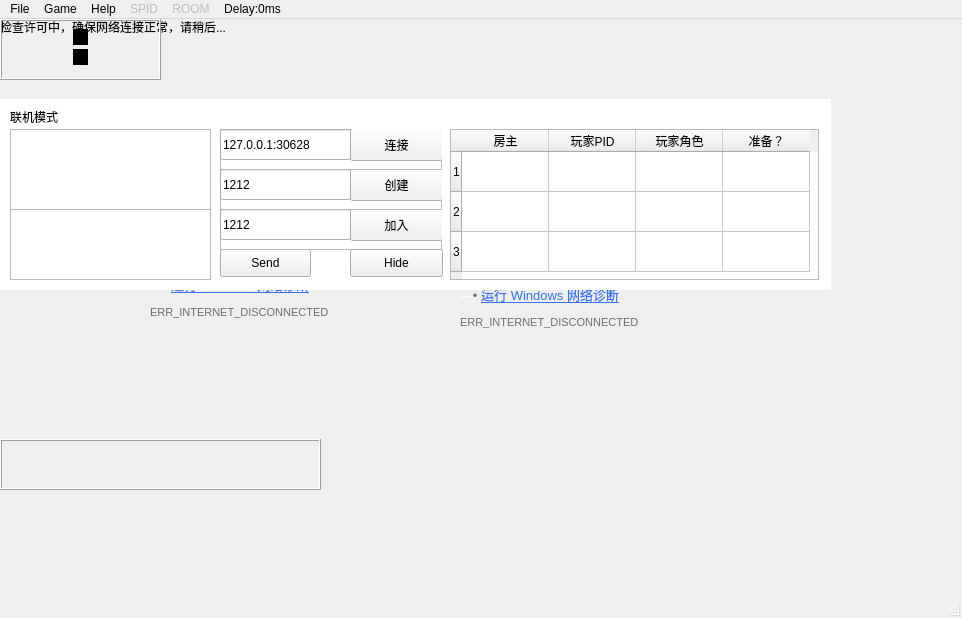
This is DinoOL/dinool.ui in Brownlzy/DinoOL as Qt 5 draws it before an edit. The edited form follows.
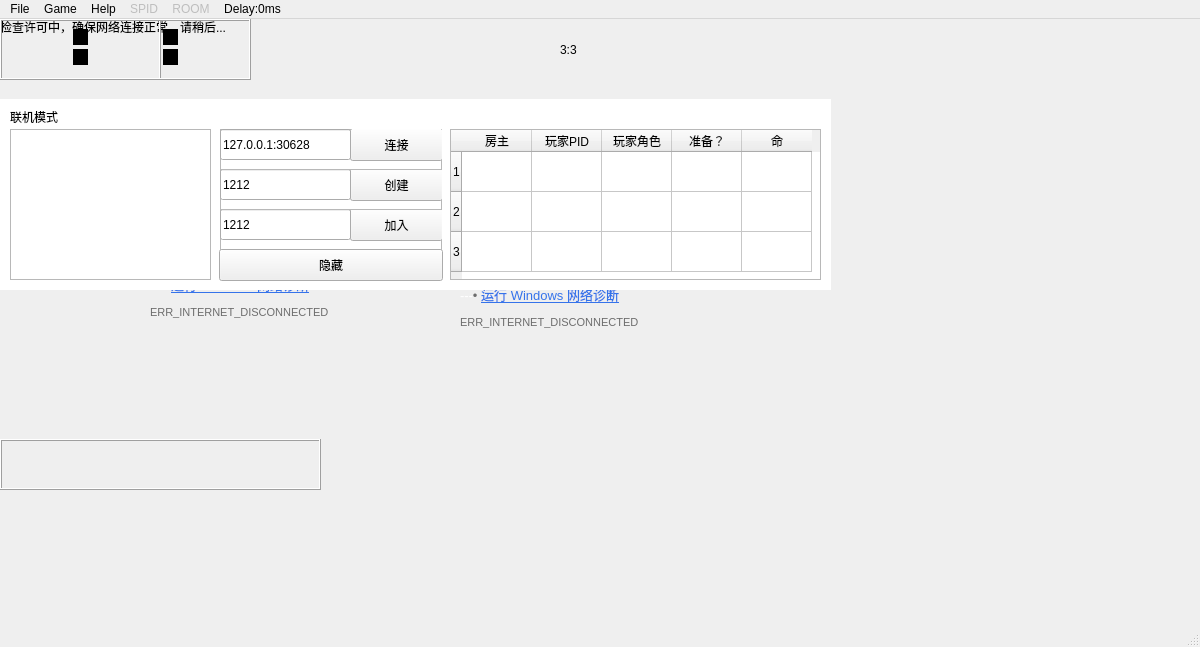
This is the edited form. Icons and pictures are not drawn.

What changed in the file:
```diff
--- a/DinoOL/dinool.ui
+++ b/DinoOL/dinool.ui
@@ -6,8 +6,8 @@
    <rect>
     <x>0</x>
     <y>0</y>
-    <width>962</width>
-    <height>618</height>
+    <width>1200</width>
+    <height>647</height>
    </rect>
   </property>
   <property name="windowTitle">
@@ -83,7 +83,7 @@
        <x>10</x>
        <y>30</y>
        <width>201</width>
-       <height>81</height>
+       <height>151</height>
       </rect>
      </property>
      <property name="focusPolicy">
@@ -106,9 +106,9 @@
     <widget class="QPushButton" name="btnSend">
      <property name="geometry">
       <rect>
-       <x>220</x>
-       <y>150</y>
-       <width>91</width>
+       <x>10</x>
+       <y>80</y>
+       <width>201</width>
        <height>28</height>
       </rect>
      </property>
@@ -266,17 +266,17 @@
     <widget class="QPushButton" name="btnHD">
      <property name="geometry">
       <rect>
-       <x>350</x>
+       <x>219</x>
        <y>150</y>
-       <width>93</width>
-       <height>28</height>
+       <width>224</width>
+       <height>32</height>
       </rect>
      </property>
      <property name="focusPolicy">
       <enum>Qt::NoFocus</enum>
      </property>
      <property name="text">
-      <string>Hide</string>
+      <string>隐藏</string>
      </property>
     </widget>
     <widget class="QLabel" name="labelLog">
@@ -297,7 +297,7 @@
       <rect>
        <x>450</x>
        <y>30</y>
-       <width>369</width>
+       <width>371</width>
        <height>151</height>
       </rect>
      </property>
@@ -311,7 +311,7 @@
       <number>3</number>
      </property>
      <attribute name="horizontalHeaderDefaultSectionSize">
-      <number>87</number>
+      <number>70</number>
      </attribute>
      <attribute name="verticalHeaderDefaultSectionSize">
       <number>40</number>
@@ -339,6 +339,11 @@
        <string>准备？</string>
       </property>
      </column>
+     <column>
+      <property name="text">
+       <string>命</string>
+      </property>
+     </column>
     </widget>
     <widget class="QTextBrowser" name="whitebg">
      <property name="enabled">
@@ -360,7 +365,6 @@
      </property>
     </widget>
     <zorder>whitebg</zorder>
-    <zorder>txtGet</zorder>
     <zorder>txtSend</zorder>
     <zorder>btnSend</zorder>
     <zorder>frame_3</zorder>
@@ -369,6 +373,7 @@
     <zorder>btnHD</zorder>
     <zorder>labelLog</zorder>
     <zorder>tableRoomer</zorder>
+    <zorder>txtGet</zorder>
    </widget>
    <widget class="QLabel" name="lab">
     <property name="geometry">
@@ -737,7 +742,93 @@
       <string>&lt;html&gt;&lt;head/&gt;&lt;body&gt;&lt;p&gt;&lt;img src=&quot;:/pic/png/3&quot; width=&quot;36&quot; height=&quot;44&quot;/&gt;&lt;/p&gt;&lt;/body&gt;&lt;/html&gt;</string>
      </property>
     </widget>
-    <widget class="QLabel" name="labP1P2Life">
+   </widget>
+   <widget class="QFrame" name="frmRlife">
+    <property name="geometry">
+     <rect>
+      <x>0</x>
+      <y>0</y>
+      <width>251</width>
+      <height>61</height>
+     </rect>
+    </property>
+    <property name="frameShape">
+     <enum>QFrame::Box</enum>
+    </property>
+    <property name="frameShadow">
+     <enum>QFrame::Raised</enum>
+    </property>
+    <widget class="QLabel" name="lifeP1R">
+     <property name="geometry">
+      <rect>
+       <x>20</x>
+       <y>0</y>
+       <width>41</width>
+       <height>61</height>
+      </rect>
+     </property>
+     <property name="text">
+      <string>&lt;html&gt;&lt;head/&gt;&lt;body&gt;&lt;p&gt;&lt;img src=&quot;:/pic/png/3&quot; width=&quot;36&quot; height=&quot;44&quot;/&gt;&lt;/p&gt;&lt;/body&gt;&lt;/html&gt;</string>
+     </property>
+    </widget>
+    <widget class="Line" name="line_3">
+     <property name="geometry">
+      <rect>
+       <x>70</x>
+       <y>10</y>
+       <width>21</width>
+       <height>16</height>
+      </rect>
+     </property>
+     <property name="frameShadow">
+      <enum>QFrame::Plain</enum>
+     </property>
+     <property name="lineWidth">
+      <number>15</number>
+     </property>
+     <property name="midLineWidth">
+      <number>0</number>
+     </property>
+     <property name="orientation">
+      <enum>Qt::Vertical</enum>
+     </property>
+    </widget>
+    <widget class="Line" name="line_4">
+     <property name="geometry">
+      <rect>
+       <x>70</x>
+       <y>30</y>
+       <width>21</width>
+       <height>16</height>
+      </rect>
+     </property>
+     <property name="frameShadow">
+      <enum>QFrame::Plain</enum>
+     </property>
+     <property name="lineWidth">
+      <number>15</number>
+     </property>
+     <property name="midLineWidth">
+      <number>0</number>
+     </property>
+     <property name="orientation">
+      <enum>Qt::Vertical</enum>
+     </property>
+    </widget>
+    <widget class="QLabel" name="lifeR1R">
+     <property name="geometry">
+      <rect>
+       <x>110</x>
+       <y>0</y>
+       <width>41</width>
+       <height>61</height>
+      </rect>
+     </property>
+     <property name="text">
+      <string>&lt;html&gt;&lt;head/&gt;&lt;body&gt;&lt;p&gt;&lt;img src=&quot;:/pic/png/3&quot; width=&quot;36&quot; height=&quot;44&quot;/&gt;&lt;/p&gt;&lt;/body&gt;&lt;/html&gt;</string>
+     </property>
+    </widget>
+    <widget class="QLabel" name="labP1P2Life_2">
      <property name="geometry">
       <rect>
        <x>10</x>
@@ -750,6 +841,76 @@
       <string>3:3</string>
      </property>
     </widget>
+    <widget class="Line" name="line_5">
+     <property name="geometry">
+      <rect>
+       <x>160</x>
+       <y>30</y>
+       <width>21</width>
+       <height>16</height>
+      </rect>
+     </property>
+     <property name="frameShadow">
+      <enum>QFrame::Plain</enum>
+     </property>
+     <property name="lineWidth">
+      <number>15</number>
+     </property>
+     <property name="midLineWidth">
+      <number>0</number>
+     </property>
+     <property name="orientation">
+      <enum>Qt::Vertical</enum>
+     </property>
+    </widget>
+    <widget class="Line" name="line_6">
+     <property name="geometry">
+      <rect>
+       <x>160</x>
+       <y>10</y>
+       <width>21</width>
+       <height>16</height>
+      </rect>
+     </property>
+     <property name="frameShadow">
+      <enum>QFrame::Plain</enum>
+     </property>
+     <property name="lineWidth">
+      <number>15</number>
+     </property>
+     <property name="midLineWidth">
+      <number>0</number>
+     </property>
+     <property name="orientation">
+      <enum>Qt::Vertical</enum>
+     </property>
+    </widget>
+    <widget class="QLabel" name="lifeR2R">
+     <property name="geometry">
+      <rect>
+       <x>200</x>
+       <y>0</y>
+       <width>41</width>
+       <height>61</height>
+      </rect>
+     </property>
+     <property name="text">
+      <string>&lt;html&gt;&lt;head/&gt;&lt;body&gt;&lt;p&gt;&lt;img src=&quot;:/pic/png/3&quot; width=&quot;36&quot; height=&quot;44&quot;/&gt;&lt;/p&gt;&lt;/body&gt;&lt;/html&gt;</string>
+     </property>
+    </widget>
+   </widget>
+   <widget class="QLabel" name="labP1P2Life">
+    <property name="geometry">
+     <rect>
+      <x>560</x>
+      <y>20</y>
+      <width>41</width>
+      <height>21</height>
+     </rect>
+    </property>
+    <property name="text">
+     <string>3:3</string>
+    </property>
    </widget>
    <zorder>lab_7</zorder>
    <zorder>labRoad</zorder>
@@ -766,13 +927,15 @@
    <zorder>frmScore</zorder>
    <zorder>labelFail</zorder>
    <zorder>frmLlife</zorder>
+   <zorder>frmRlife</zorder>
+   <zorder>labP1P2Life</zorder>
   </widget>
   <widget class="QMenuBar" name="menuBar">
    <property name="geometry">
     <rect>
      <x>0</x>
      <y>0</y>
-     <width>962</width>
+     <width>1200</width>
      <height>26</height>
     </rect>
    </property>
@@ -792,6 +955,8 @@
     <addaction name="separator"/>
     <addaction name="actionCreate_a_room"/>
     <addaction name="actionJoin_a_room"/>
+    <addaction name="separator"/>
+    <addaction name="actionRestart"/>
    </widget>
    <widget class="QMenu" name="menuHelp">
     <property name="title">
@@ -858,6 +1023,11 @@
     <string>Debug</string>
    </property>
   </action>
+  <action name="actionRestart">
+   <property name="text">
+    <string>Restart</string>
+   </property>
+  </action>
  </widget>
  <layoutdefault spacing="6" margin="11"/>
  <resources>
```
